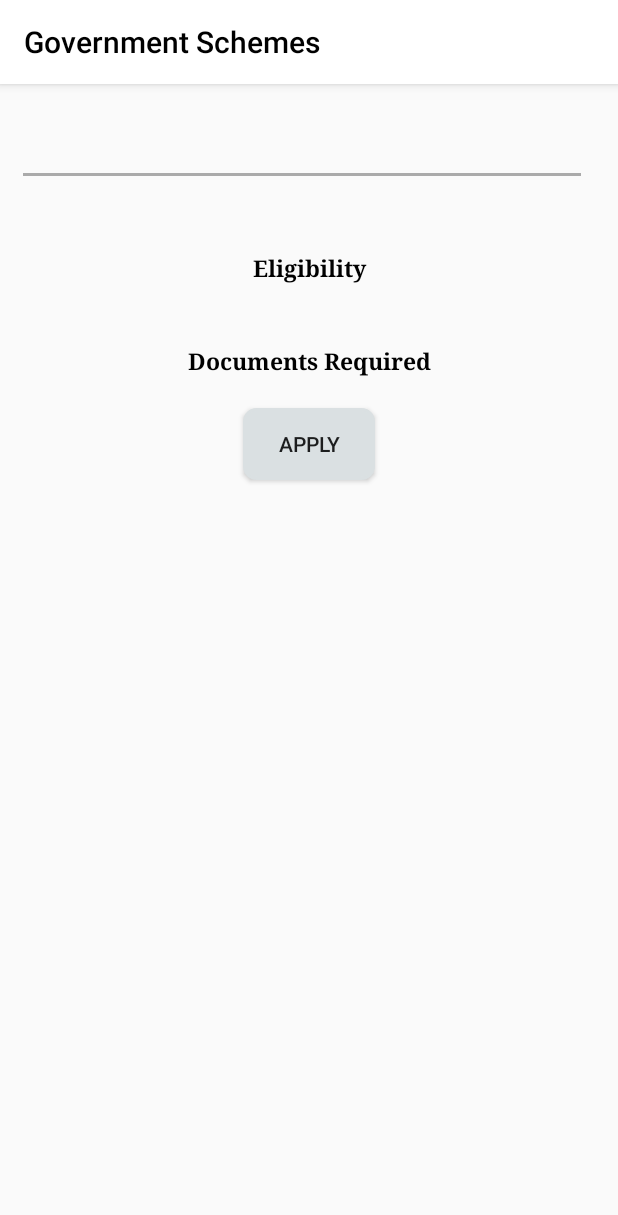
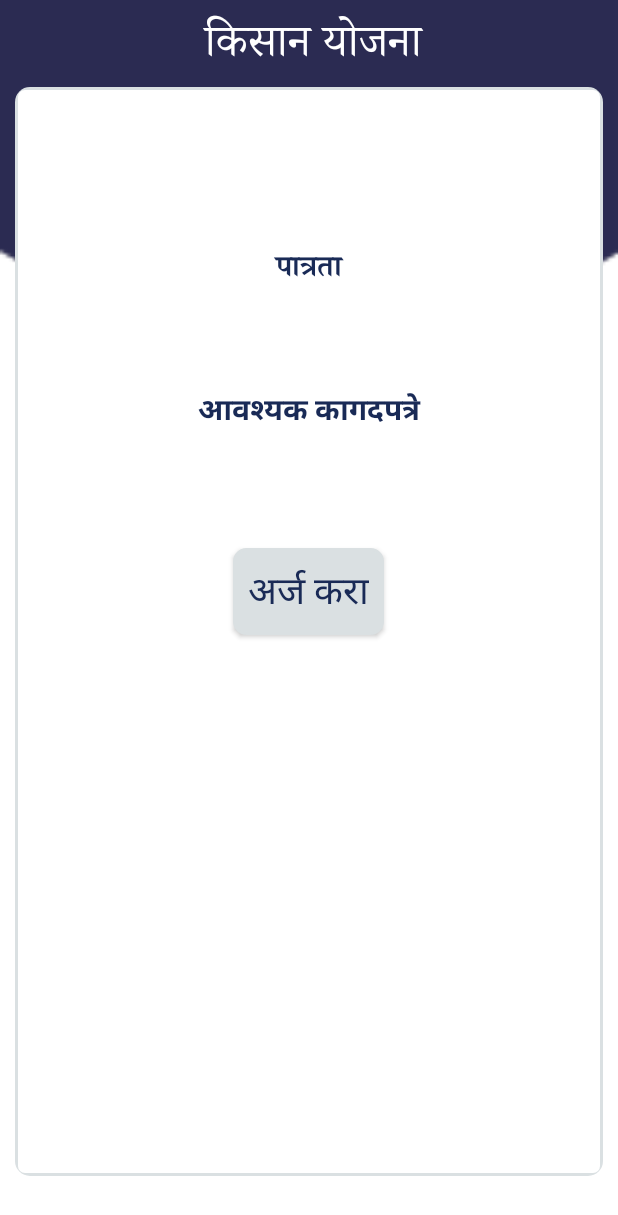
Before and after one commit to sagarmahajan20/NC_TIU_SB109_Trojans301, an Android app: the EducationPerticularScheme screen opened directly, with no data from a screen before it, on a phone screen of 412 x 824 dp. Shown: the top 1215 px of the screen. Run offline under Robolectric (Android 15) with nearby library versions, the phone set to English and light mode, and no system bars.

Commit message:
scheme backend updated

```diff
--- a/app/src/main/java/com/example/olx/Education.java
+++ b/app/src/main/java/com/example/olx/Education.java
@@ -29,14 +29,14 @@ import model.EducationModel;
 public class Education extends AppCompatActivity {
 
     Button myscheme;
-    SearchView searchView;
+    SearchView ssearchView;
     private List<EducationModel> entity;
-    RecyclerView sRecyclerView ;
+    private RecyclerView sRecyclerView ;
     //    SearchView searchView;
 //    Button filter;
     String filterName;
 
-    private RecyclerView mRecyclerView;
+
 
     //firebase obj
     // Access a Cloud Firestore instance from your Activity
@@ -63,7 +63,7 @@ public class Education extends AppCompatActivity {
         sRecyclerView.setHasFixedSize(true);
         sRecyclerView.setLayoutManager(new LinearLayoutManager(this));
         entity = new ArrayList<>();
-        searchView =  findViewById(R.id.searchView1);
+        ssearchView =  findViewById(R.id.searchView1);
         filterName = "filter";
         myscheme = findViewById(R.id.myscheme);
 
@@ -100,54 +100,7 @@ public class Education extends AppCompatActivity {
                 });
 
 
-//        searchView.setOnQueryTextListener(new SearchView.OnQueryTextListener() {
-//            @Override
-//            public boolean onQueryTextSubmit(String query) {
-//
-//                String query2 = new String(query);
-//
-//                try {
-//                    int income = Integer.parseInt(query);
-//                    if (income <= 250000) {
-//                        query2 = "less";
-//                    } else if (income > 250000) {
-//                        query2 = "greater";
-//                    } else if (income <= 800000) {
-//                        query2 = "medium";
-//                    }
-//
-//                } catch (NumberFormatException nfe) {
-//
-//
-//
-//                }
-//                db.collection("scheme").document("education").collection("postmatric_scheme").
-//                        whereArrayContains("sort", query2.toLowerCase())
-//                        .get()
-//                        .addOnCompleteListener(new OnCompleteListener<QuerySnapshot>() {
-//                            @Override
-//                            public void onComplete(@NonNull Task<QuerySnapshot> task) {
-//                                if (task.isSuccessful()) {
-//                                    EducationList.clear();
-//                                    for (QueryDocumentSnapshot document : task.getResult()) {
-//                                        educationModel = document.toObject(EducationModel.class);
-//                                        EducationList.add(educationModel);
-//                                        Log.d("kalyan", document.getId() + " => " + document.getData());
-//                                    }
-//                                    mDataAdapter.notifyDataSetChanged();
-//                                } else {
-//                                    Log.d("kalyan", "Error getting documents: ", task.getException());
-//                                }
-//                            }
-//                        });
-//
-//                return false;
-//            }
-//            @Override
-//            public boolean onQueryTextChange(String newText) {
-//                return false;
-//            }
-//        });
+
 
 
 
@@ -157,8 +110,8 @@ public class Education extends AppCompatActivity {
     protected void onStart() {
         super.onStart();
 
-        if (searchView != null) {
-            searchView.setOnQueryTextListener(new SearchView.OnQueryTextListener() {
+        if (ssearchView != null) {
+            ssearchView.setOnQueryTextListener(new SearchView.OnQueryTextListener() {
                 @Override
                 public boolean onQueryTextSubmit(String query) {
                     return false;
@@ -180,17 +133,17 @@ public class Education extends AppCompatActivity {
 
     private void search(String str)
     {
-        ArrayList<EducationModel> myLista = new ArrayList<>();
+        ArrayList<EducationModel> myList = new ArrayList<>();
         for(EducationModel object : entity)
         {
             if(object.getName().toLowerCase().contains(str.toLowerCase()))
             {
-                myLista.add(object);
+                myList.add(object);
             }
         }
 
-        EducationAdapter searchimagea = new EducationAdapter(Education.this,myLista);
-        sRecyclerView.setAdapter(searchimagea);
+        EducationAdapter searchimage = new EducationAdapter(Education.this,myList);
+        sRecyclerView.setAdapter(searchimage);
 
 
     }
--- a/app/src/main/java/com/example/olx/EducationPerticularScheme.java
+++ b/app/src/main/java/com/example/olx/EducationPerticularScheme.java
@@ -5,6 +5,7 @@ import android.net.Uri;
 import android.os.Bundle;
 import android.text.Html;
 import android.view.View;
+import android.view.Window;
 import android.widget.Button;
 import android.widget.TextView;
 
@@ -14,38 +15,39 @@ import model.EducationModel;
 
 public class EducationPerticularScheme extends AppCompatActivity {
 
-    TextView perticularSchemeName,perticularSchemeDept,perticularSchemeOverview,perticularSchemebenefit,perticularSchemeDoc;
+    TextView perticularSchemeName,perticularSchemeOverview,eligible,perticularSchemeDoc;
     Button link;
 
     @Override
     protected void onCreate(Bundle savedInstanceState) {
         super.onCreate(savedInstanceState);
-        getSupportActionBar().setTitle(Html.fromHtml("<font color='#000000'>Government Schemes </font>"));
+        requestWindowFeature(Window.FEATURE_NO_TITLE); //will hide the title
+        getSupportActionBar().hide();
         setContentView(R.layout.activity_education_perticular_scheme);
 
         EducationModel educationModel= new EducationModel();
 
-        final String name,department,overview,benefits,requireddocuments,addressUrl;
+        final String name,eligibility,overview,requireddocuments,addressUrl;
 
         name = getIntent().getStringExtra("name");
-        department = getIntent().getStringExtra("department");
+        //department = getIntent().getStringExtra("department");
         overview = getIntent().getStringExtra("overview");
-        benefits = getIntent().getStringExtra("benefits");
+        eligibility = getIntent().getStringExtra("benefits");
         requireddocuments = getIntent().getStringExtra("documentRequired");
         addressUrl = getIntent().getStringExtra("link");
 
         perticularSchemeName = findViewById(R.id.perticularSchemeName);
-        perticularSchemeDept = findViewById(R.id.perticularSchemeDept);
+        //perticularSchemeDept = findViewById(R.id.perticularSchemeDept);
         perticularSchemeOverview = findViewById(R.id.perticularSchemeOverview);
-        perticularSchemebenefit = findViewById(R.id.perticularSchemebenefit);
+        eligible = findViewById(R.id.eligible);
         perticularSchemeDoc = findViewById(R.id.perticularSchemeDoc);
 
         link = findViewById(R.id.link);
 
         perticularSchemeName.setText(name);
-        perticularSchemeDept.setText(department);
+        //perticularSchemeDept.setText(department);
         perticularSchemeOverview.setText(overview);
-        perticularSchemebenefit.setText(benefits);
+        eligible.setText(eligibility);
         perticularSchemeDoc.setText(requireddocuments);
 
         link.setOnClickListener(new View.OnClickListener() {
--- a/app/src/main/res/layout/activity_education.xml
+++ b/app/src/main/res/layout/activity_education.xml
@@ -58,7 +58,11 @@
 
 
     </androidx.appcompat.widget.Toolbar>
-
+    <View
+        android:layout_width="match_parent"
+        android:layout_height="2dp"
+        android:layout_marginTop="2dp"
+        android:background="@android:color/darker_gray" />
 
     <androidx.recyclerview.widget.RecyclerView
         android:layout_width="match_parent"
--- a/app/src/main/res/layout/activity_education_perticular_scheme.xml
+++ b/app/src/main/res/layout/activity_education_perticular_scheme.xml
@@ -1,19 +1,61 @@
 <?xml version="1.0" encoding="utf-8"?>
-<androidx.constraintlayout.widget.ConstraintLayout xmlns:android="http://schemas.android.com/apk/res/android"
+<RelativeLayout xmlns:android="http://schemas.android.com/apk/res/android"
     xmlns:app="http://schemas.android.com/apk/res-auto"
     xmlns:tools="http://schemas.android.com/tools"
     android:layout_width="match_parent"
     android:layout_height="match_parent"
-    tools:context=".EducationPerticularScheme">
+    tools:context=".EducationPerticularScheme"
+    android:background="@drawable/new3">
+
+    <androidx.appcompat.widget.Toolbar
+        android:layout_width="match_parent"
+        android:layout_height="58dp"
+        android:theme="@style/ThemeOverlay.AppCompat.Dark.ActionBar"
+        app:layout_scrollFlags="scroll|enterAlways|snap">
+
+        <LinearLayout
+            android:layout_width="match_parent"
+            android:layout_height="match_parent"
+            android:orientation="horizontal"
+            android:weightSum="5">
+
+
+            <TextView
+                android:id="@+id/searchView"
+                android:layout_width="match_parent"
+                android:layout_height="match_parent"
+                android:layout_marginLeft="5dp"
+                android:layout_marginTop="5dp"
+                android:layout_marginEnd="10dp"
+                android:layout_marginBottom="5dp"
+                android:text="किसान योजना"
+                android:gravity="center"
+                android:textSize="30sp"
+                android:fontFamily="serif"
+                android:textColor="#FFFFFF"/>
+
+
+
+
+        </LinearLayout>
+
+
+
+    </androidx.appcompat.widget.Toolbar>
 
     <ScrollView
         android:layout_width="match_parent"
-        android:layout_height="match_parent">
+        android:layout_height="match_parent"
+        android:layout_marginTop="58dp"
+        android:layout_marginStart="10dp"
+        android:layout_marginEnd="10dp"
+        android:layout_marginBottom="40dp"
+        android:background="@drawable/rectangle">
 
-        <androidx.constraintlayout.widget.ConstraintLayout
+        <LinearLayout
             android:layout_width="match_parent"
             android:layout_height="match_parent"
-
+            android:orientation="vertical"
             android:layout_marginLeft="15dp"
             android:layout_marginRight="15dp"
             >
@@ -28,32 +70,12 @@
                 android:textColor="#000000"
                 android:textSize="20dp"
                 android:textStyle="bold"
-                app:layout_constraintEnd_toEndOf="parent"
-                app:layout_constraintHorizontal_bias="0.0"
-                app:layout_constraintStart_toStartOf="parent"
-                app:layout_constraintTop_toTopOf="parent"
+                android:layout_margin="10dp"
                 android:fontFamily="serif"/>
 
-            <TextView
-                android:id="@+id/perticularSchemeDept"
-                android:layout_width="match_parent"
-                android:layout_height="wrap_content"
-                android:gravity="center"
-                android:text="Agriculture Department"
-                android:textColor="#000000"
-                android:textSize="12dp"
-                app:layout_constraintEnd_toEndOf="parent"
-                app:layout_constraintHorizontal_bias="1.0"
-                app:layout_constraintStart_toStartOf="parent"
-                app:layout_constraintTop_toBottomOf="@+id/perticularSchemeName"
-                android:fontFamily="serif"/>
 
-            <View
-                android:layout_width="372dp"
-                android:layout_height="2dp"
-                android:background="@android:color/darker_gray"
-                app:layout_constraintStart_toStartOf="parent"
-                app:layout_constraintTop_toBottomOf="@+id/perticularSchemeDept" />
+
+
 
             <TextView
                 android:id="@+id/perticularSchemeOverview"
@@ -63,56 +85,48 @@
                 android:text=" Scheme overview"
                 android:textColor="#000000"
                 android:textSize="15dp"
-                app:layout_constraintEnd_toEndOf="parent"
-                app:layout_constraintHorizontal_bias="0.0"
-                app:layout_constraintStart_toStartOf="parent"
-                app:layout_constraintTop_toBottomOf="@+id/perticularSchemeDept"
+                android:layout_margin="15dp"
                 android:fontFamily="serif"/>
+
+
 
             <TextView
                 android:id="@+id/benefit"
                 android:layout_width="match_parent"
                 android:layout_height="wrap_content"
-                android:layout_marginTop="16dp"
+                android:layout_marginTop="5dp"
+                android:layout_marginBottom="5dp"
                 android:gravity="center"
-                android:text="Eligibility"
+                android:text="पात्रता"
+                android:textColor="@color/bg"
+                android:textSize="20sp"
+                android:textStyle="bold"
+                android:fontFamily="serif"/>
+
+
+
+            <TextView
+                android:id="@+id/eligible"
+                android:layout_width="match_parent"
+                android:layout_height="wrap_content"
+                android:text="Documents"
                 android:textColor="#000000"
                 android:textSize="15dp"
-                android:textStyle="bold"
-                app:layout_constraintEnd_toEndOf="parent"
-                app:layout_constraintHorizontal_bias="0.0"
-                app:layout_constraintStart_toStartOf="parent"
-                app:layout_constraintTop_toBottomOf="@+id/perticularSchemeOverview"
+                android:layout_margin="15dp"
                 android:fontFamily="serif"/>
 
-            <TextView
-                android:id="@+id/perticularSchemebenefit"
-                android:layout_width="match_parent"
-                android:layout_height="wrap_content"
-                android:text=" Scheme Benefit"
-                android:textColor="#000000"
-                android:textSize="15dp"
-                app:layout_constraintEnd_toEndOf="parent"
-                app:layout_constraintHorizontal_bias="0.0"
-                app:layout_constraintStart_toStartOf="parent"
-                app:layout_constraintTop_toBottomOf="@+id/benefit"
-                android:fontFamily="serif"/>
+
 
             <TextView
                 android:id="@+id/Doc"
                 android:layout_width="match_parent"
                 android:layout_height="wrap_content"
-                android:layout_marginTop="20dp"
+                android:layout_margin="5dp"
                 android:gravity="center"
-                android:text="Documents Required"
-                android:textColor="#000000"
-                android:textSize="15dp"
-                android:textStyle="bold"
-                app:layout_constraintEnd_toEndOf="parent"
-                app:layout_constraintHorizontal_bias="0.0"
-                app:layout_constraintStart_toStartOf="parent"
-                app:layout_constraintTop_toBottomOf="@+id/perticularSchemebenefit"
-                android:fontFamily="serif"/>
+                android:text="आवश्यक कागदपत्रे"
+                android:textColor="@color/bg"
+                android:textSize="20sp"
+                android:textStyle="bold"/>
 
             <TextView
                 android:id="@+id/perticularSchemeDoc"
@@ -121,28 +135,24 @@
                 android:text="Documents"
                 android:textColor="#000000"
                 android:textSize="15dp"
-                app:layout_constraintBottom_toBottomOf="parent"
-                app:layout_constraintEnd_toEndOf="parent"
-                app:layout_constraintHorizontal_bias="0.0"
-                app:layout_constraintStart_toStartOf="parent"
-                app:layout_constraintTop_toBottomOf="@+id/Doc"
-                app:layout_constraintVertical_bias="0.0"
+                android:layout_margin="15dp"
                 android:fontFamily="serif"/>
 
             <Button
                 android:layout_width="wrap_content"
                 android:id="@+id/link"
                 android:layout_height="wrap_content"
-                app:layout_constraintBottom_toBottomOf="parent"
-                app:layout_constraintEnd_toEndOf="parent"
-                app:layout_constraintStart_toStartOf="parent"
-                android:text="Apply"
-                app:layout_constraintTop_toBottomOf="@+id/perticularSchemeDoc"
-                app:layout_constraintVertical_bias="0.046"
-                android:background="@drawable/cborder"
+                android:layout_margin="20dp"
+                android:gravity="center"
+                android:layout_gravity="center"
+                android:text="अर्ज करा"
+                android:textColor="@color/bg"
+                android:textSize="25sp"
+                android:padding="10dp"
+                 android:background="@drawable/cborder"
                 android:layout_marginBottom="15dp"
                 ></Button>
-        </androidx.constraintlayout.widget.ConstraintLayout>
+        </LinearLayout>
 
     </ScrollView>
-</androidx.constraintlayout.widget.ConstraintLayout>
+</RelativeLayout>
--- a/app/src/main/res/layout/activity_myscheme.xml
+++ b/app/src/main/res/layout/activity_myscheme.xml
@@ -1,9 +1,18 @@
 <?xml version="1.0" encoding="utf-8"?>
-<androidx.constraintlayout.widget.ConstraintLayout xmlns:android="http://schemas.android.com/apk/res/android"
+<RelativeLayout xmlns:android="http://schemas.android.com/apk/res/android"
     xmlns:app="http://schemas.android.com/apk/res-auto"
     xmlns:tools="http://schemas.android.com/tools"
     android:layout_width="match_parent"
     android:layout_height="match_parent"
     tools:context=".Myscheme">
 
-</androidx.constraintlayout.widget.ConstraintLayout>
+    <TextView
+        android:layout_width="200dp"
+        android:layout_height="58dp"
+        android:gravity="center"
+        android:layout_marginTop="200dp"
+        android:layout_marginStart="50dp"
+        android:text="No Scheme Available for your Profile now" />
+
+
+</RelativeLayout>
--- a/app/src/main/res/layout/education_feed.xml
+++ b/app/src/main/res/layout/education_feed.xml
@@ -9,10 +9,10 @@
         android:layout_height="wrap_content"
         android:orientation="horizontal"
         android:weightSum="5"
-        android:layout_marginStart="10dp"
-        android:layout_marginEnd="10dp"
-        android:layout_marginTop="10dp"
-        android:layout_marginBottom="10dp"
+        android:layout_marginStart="5dp"
+        android:layout_marginEnd="5dp"
+        android:layout_marginTop="2dp"
+        android:layout_marginBottom="2dp"
         android:padding="5dp"
         >
         <TextView
@@ -23,7 +23,7 @@
             android:layout_weight="1"
             android:padding="7dp"
             android:textSize="16sp"
-            android:textColor="#000000"
+            android:textColor="@color/bg"
             android:background="@drawable/rectangle"
             android:textStyle="normal"
             android:fontFamily="serif">
```
